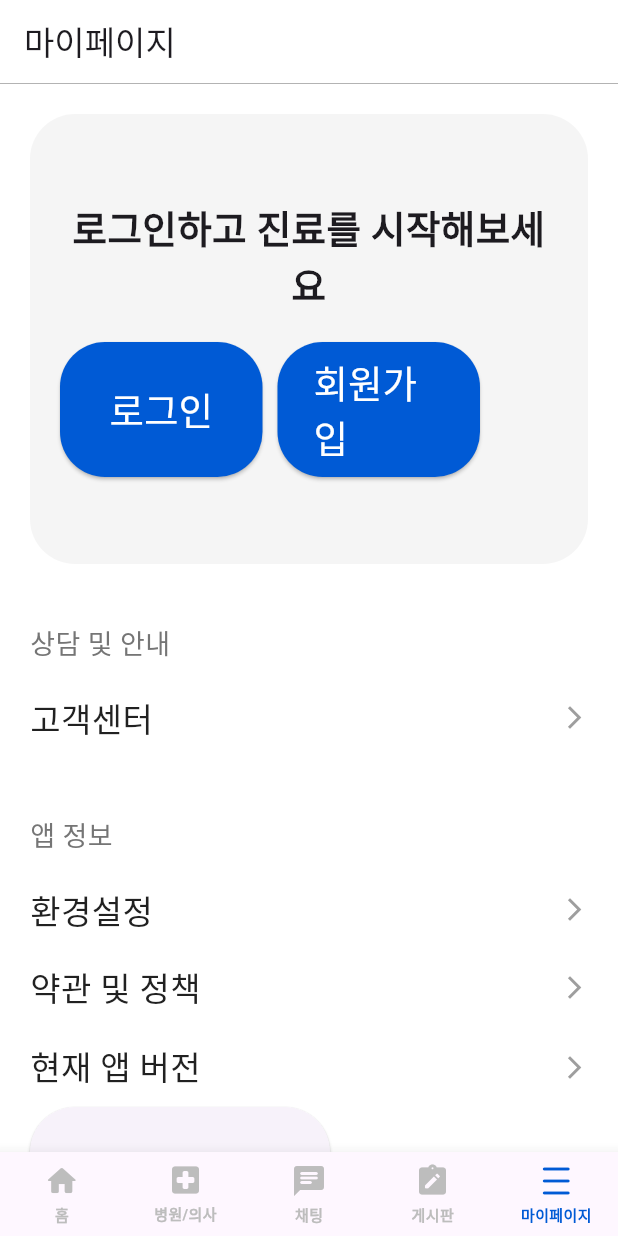
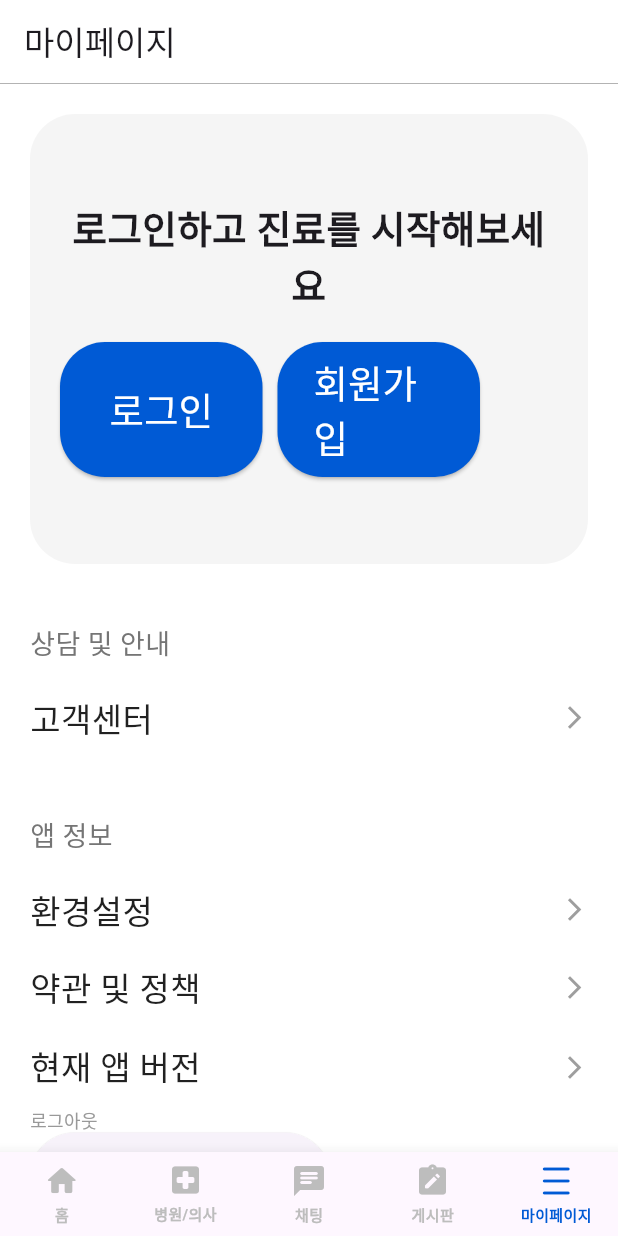
Before and after one commit to jhrchicken/DoctorViewApp, a Flutter app: the screen it shows after launch, item 5 of the bottom bar chosen, on a phone screen of 412 x 824 dp. Run offline on Flutter 3.47's test engine with Material 3 defaults, Android fonts, the light colour scheme and no system bars; accounts and stored records are empty.

Commit message:
Refactor: 마이페이지에 로그아웃 추가

```diff
--- a/lib/screens/mypage/mypage_screen.dart
+++ b/lib/screens/mypage/mypage_screen.dart
@@ -18,6 +18,7 @@ import 'package:doctorviewapp/screens/mypage/join/user.dart';
 import 'package:doctorviewapp/screens/mypage/testpage/memberList.dart';
 import 'package:doctorviewapp/screens/mypage/testpage/reserveList.dart';
 import 'package:doctorviewapp/theme/colors.dart';
+import 'package:doctorviewapp/widgets/member/logout_text.dart';
 import 'package:doctorviewapp/widgets/member/mypage_menu.dart';
 import 'package:flutter/material.dart';
 import 'package:provider/provider.dart';
@@ -655,6 +656,9 @@ class _MyHomePageState extends State<MyHomePage> {
                     ]
                   ],
 
+                  // 로그아웃
+                  const LogoutText(),
+
                   /****************** 디버깅용 ******************/
                   SizedBox(
                     width: 200,
--- /dev/null
+++ b/lib/widgets/member/logout_text.dart
@@ -0,0 +1,28 @@
+import 'package:doctorviewapp/providers/member_provider.dart';
+import 'package:flutter/material.dart';
+import 'package:provider/provider.dart';
+
+class LogoutText extends StatefulWidget {
+  const LogoutText({super.key});
+
+  @override
+  State<LogoutText> createState() => _LogoutTextState();
+}
+
+class _LogoutTextState extends State<LogoutText> {
+  @override
+  Widget build(BuildContext context) {
+    final memberProvider = Provider.of<MemberProvider>(context);
+
+    return GestureDetector(
+      onTap: () {
+        memberProvider.logoutMember();
+        Navigator.of(context).pushNamed("/");
+      },
+      child: const Text(
+        '로그아웃',
+        style: TextStyle(color: Color(0xff999999), fontSize: 12),
+      ),
+    );
+  }
+}
```
Also changed, not shown: lib/screens/mypage/edit/edit_hosp.dart (+2 -10 lines), lib/screens/mypage/edit/edit_user.dart (+2 -10 lines), lib/screens/mypage/reserve/reserve_list_user.dart (added, +86 -0 lines), lib/widgets/member/reserve_item.dart (added, +15 -0 lines).
